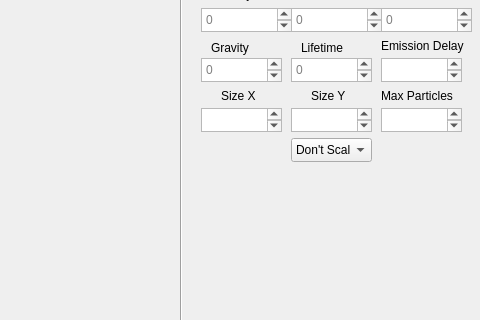
Qt form TA_ParticleEditor/TA_ParticleEditor/particleeditor.ui (Stureplan/TA_ParticleEditor) before a commit; both pictures show x 469 to 949 and y 119 to 439 of the 949 by 653 pixel window.
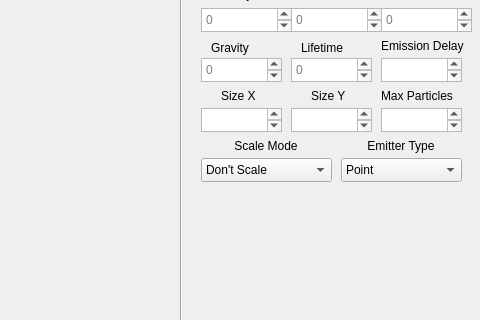
The same form after that commit. Custom widgets are drawn as their Qt base class.

Commit message: Cleanup and prep for different emission types, also QLineEdit prep

```diff
--- a/TA_ParticleEditor/TA_ParticleEditor/particleeditor.ui
+++ b/TA_ParticleEditor/TA_ParticleEditor/particleeditor.ui
@@ -424,9 +424,9 @@
    <widget class="QComboBox" name="scaleBox">
     <property name="geometry">
      <rect>
-      <x>760</x>
-      <y>240</y>
-      <width>81</width>
+      <x>670</x>
+      <y>260</y>
+      <width>131</width>
       <height>24</height>
      </rect>
     </property>
@@ -510,6 +510,69 @@
      <string>Size X</string>
     </property>
    </widget>
+   <widget class="QComboBox" name="emitterTypeBox">
+    <property name="geometry">
+     <rect>
+      <x>810</x>
+      <y>260</y>
+      <width>121</width>
+      <height>24</height>
+     </rect>
+    </property>
+    <property name="layoutDirection">
+     <enum>Qt::LeftToRight</enum>
+    </property>
+    <property name="currentText">
+     <string>Point</string>
+    </property>
+    <item>
+     <property name="text">
+      <string>Point</string>
+     </property>
+    </item>
+    <item>
+     <property name="text">
+      <string>Box</string>
+     </property>
+    </item>
+    <item>
+     <property name="text">
+      <string>Rectangle</string>
+     </property>
+    </item>
+   </widget>
+   <widget class="QLabel" name="label_SizeY_2">
+    <property name="geometry">
+     <rect>
+      <x>820</x>
+      <y>240</y>
+      <width>100</width>
+      <height>16</height>
+     </rect>
+    </property>
+    <property name="text">
+     <string>Emitter Type</string>
+    </property>
+    <property name="alignment">
+     <set>Qt::AlignCenter</set>
+    </property>
+   </widget>
+   <widget class="QLabel" name="label_SizeY_3">
+    <property name="geometry">
+     <rect>
+      <x>680</x>
+      <y>240</y>
+      <width>110</width>
+      <height>16</height>
+     </rect>
+    </property>
+    <property name="text">
+     <string>Scale Mode</string>
+    </property>
+    <property name="alignment">
+     <set>Qt::AlignCenter</set>
+    </property>
+   </widget>
   </widget>
   <widget class="QMenuBar" name="menuBar">
    <property name="geometry">
```
The commit also changes 10 other files.
